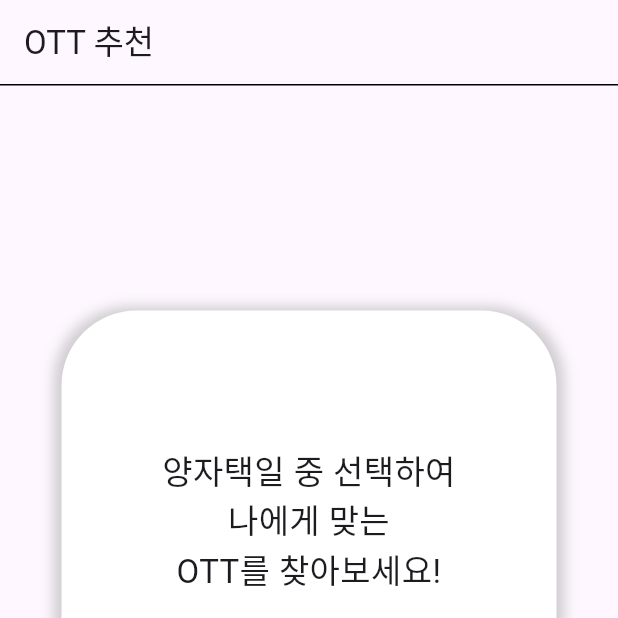
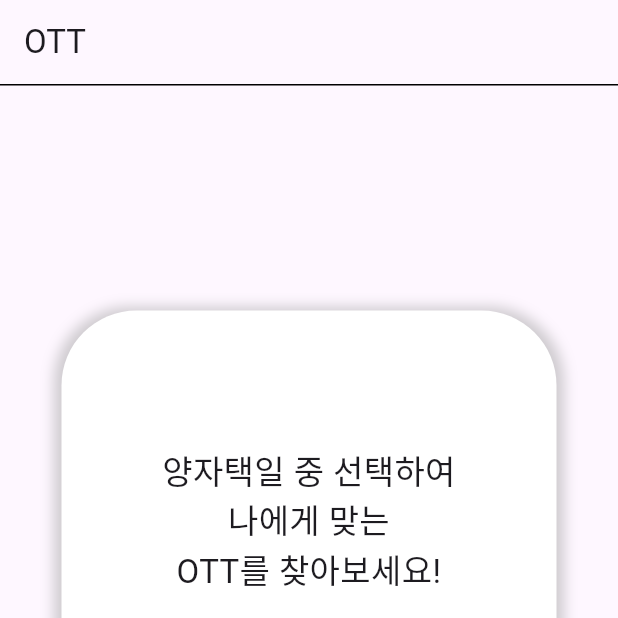
Before and after one commit to jeonjaehwan/ottshareFlutter, a Flutter app: the screen it shows after launch, item 2 of the bottom bar chosen, on a phone screen of 412 x 824 dp, the top half of it. Run offline on Flutter 3.47's test engine with Material 3 defaults, Android fonts, the phone set to English and light mode, and no system bars; our stand-ins replace google_sign_in; missing offline and left inert: kakao_flutter_sdk_user.

Commit message:
로그아웃 버튼 AppBar로 이동. 로그인하면 로그인 아이콘이 마이페이지 아이콘으로 변경되도록 수정. 마이페이지 안에서 FAQ와 1:1문의 구현 예정

```diff
--- a/lib/main.dart
+++ b/lib/main.dart
@@ -1,4 +1,3 @@
-
 import 'package:flutter/cupertino.dart';
 import 'package:flutter/material.dart';
 import 'package:kakao_flutter_sdk_user/kakao_flutter_sdk_user.dart';
@@ -7,9 +6,8 @@ import 'package:ott_share/screen/FindId.dart';
 import 'package:ott_share/screen/Login.dart';
 import 'package:ott_share/screen/SignUp.dart';
 import 'package:ott_share/screen/autoMatching.dart';
+import 'package:ott_share/screen/myPage.dart';
 import 'package:ott_share/screen/ottRecommendation.dart';
-import 'package:http/http.dart' as http;
-
 import 'api/google_signin_api.dart';
 import 'models/userInfo.dart';
 
@@ -38,14 +36,16 @@ class MyApp extends StatelessWidget {
         if (settings.name == '/autoMatching') {
           final args = settings.arguments as Map<String, dynamic>? ?? {};
           return MaterialPageRoute(
-            builder: (context) => HomePage(
+            builder: (context) =>
+                HomePage(
                     selectedIndex: args['selectedIndex']),
           );
         } else if (settings.name == '/home') {
           final args = settings.arguments as Map<String, dynamic>? ?? {};
           return MaterialPageRoute(
-            builder: (context) => HomePage(
-              userInfo: args['userInfo'] as UserInfo?,
+            builder: (context) =>
+                HomePage(
+                  userInfo: args['userInfo'] as UserInfo,
                   isLoggedIn: args['isLoggedIn'] as bool,
                 ),
           );
@@ -57,7 +57,6 @@ class MyApp extends StatelessWidget {
         '/users/login': (context) => LoginPage(),
         '/findId': (context) => FindIdPage(),
         '/findPassword': (context) => FindPasswordPage(),
-        '/ottRecommendation' : (context) => OttRecommendationPage(),
       },
       home: HomePage(),
     );
@@ -71,10 +70,12 @@ class HomePage extends StatefulWidget {
   final bool? isLoggedIn; // 로그인 상태
 
 
-  HomePage({Key? key, this.userInfo, this.selectedIndex, this.isLoggedIn}) : super(key: key);
+  HomePage({Key? key, this.userInfo, this.selectedIndex, this.isLoggedIn})
+      : super(key: key);
 
   @override
-  State<HomePage> createState() => _HomePageState(userInfo: userInfo, isLoggedIn: isLoggedIn);
+  State<HomePage> createState() =>
+      _HomePageState(userInfo: userInfo, isLoggedIn: isLoggedIn);
 }
 
 class _HomePageState extends State<HomePage> {
@@ -92,22 +93,9 @@ class _HomePageState extends State<HomePage> {
     isLoggedIn = widget.isLoggedIn ?? false;
   }
 
-  static const TextStyle optionStyle = TextStyle(
-      fontSize: 30,
-      fontWeight: FontWeight.bold
-  );
-
-  final List<Widget> _widgetOptions = <Widget>[
-    AutoMatchingPage(),
-    OttRecommendationPage(),
-    AutoMatchingPage(), //임시 페이지
-    LoginPage(),
-  ];
-
   void _onItemTapped(int index) async {
     // '로그인/로그아웃' 버튼을 탭했을 때의 로직
-    if (index == 3) { // 로그인/로그아웃 탭 인덱스, 필요에 따라 조정하세요.
-      if (isLoggedIn == false) {
+    if (index == 3 && isLoggedIn == false) {
       // 로그인 페이지로 이동하고 결과를 기다립니다.
       final result = await Navigator.pushNamed(context, '/users/login');
       // 로그인 페이지에서 반환된 결과를 기반으로 상태를 업데이트합니다.
@@ -116,10 +104,6 @@ class _HomePageState extends State<HomePage> {
           isLoggedIn = result['isLoggedIn'] ?? false;
           userInfo = result['userInfo'] as UserInfo?;
         });
-        }
-      } else {
-        // 로그아웃 로직
-        await logout();
       }
     } else {
       setState(() {
@@ -179,16 +163,32 @@ class _HomePageState extends State<HomePage> {
       BottomNavigationBarItem(icon: Icon(Icons.share), label: '자동매칭'),
       BottomNavigationBarItem(icon: Icon(Icons.movie_filter), label: 'OTT 추천'),
       BottomNavigationBarItem(icon: Icon(Icons.chat), label: '채팅방 기록'),
-      BottomNavigationBarItem(icon: isLoggedIn == true ? Icon(Icons.person) : Icon(Icons.login), label: isLoggedIn == true ? '로그아웃' : '로그인'),
+      BottomNavigationBarItem(
+          icon: isLoggedIn == true ? Icon(Icons.person) : Icon(Icons.login),
+          label: isLoggedIn == true ? '마이페이지' : '로그인'),
     ];
 
     return Scaffold(
+      appBar: AppBar(
+        title: Text('OTT'),
+        bottom: PreferredSize(preferredSize: Size.fromHeight(1.0),
+            child: Divider(height: 1.0, color: Colors.black)),
+        actions: <Widget>[
+          if (isLoggedIn == true)
+            IconButton(
+              icon: Icon(Icons.logout), // 검색 아이콘 지정
+              onPressed: () {
+                logout();
+              },
+            ),
+        ],
+      ),
       body: SafeArea(
         child: <Widget>[
           AutoMatchingPage(userInfo: widget.userInfo),
           OttRecommendationPage(),
           AutoMatchingPage(), //임시 페이지
-          LoginPage(),
+          MyPage(userInfo: widget.userInfo),
         ].elementAt(_selectedIndex),
       ),
       bottomNavigationBar: BottomNavigationBar(
--- a/lib/screen/autoMatching.dart
+++ b/lib/screen/autoMatching.dart
@@ -148,10 +148,6 @@ class _AutoMatchingPageState extends State<AutoMatchingPage> {
     }
 
     return Scaffold(
-      appBar: AppBar(
-        title: Text('OTT 공유'),
-        bottom: PreferredSize(preferredSize: Size.fromHeight(1.0), child: Divider(height: 1.0, color: Colors.black)),
-      ),
       body: Padding(
         padding: EdgeInsets.symmetric(horizontal: 40.0, vertical: 30.0),
         child: Column(
--- a/lib/screen/ottRecommendation.dart
+++ b/lib/screen/ottRecommendation.dart
@@ -5,9 +5,7 @@ import 'package:flutter/material.dart';
 import 'package:flutter/widgets.dart';
 import 'package:http/http.dart' as http;
 
-import '../main.dart';
 import '../models/userInfo.dart';
-import 'autoMatching.dart';
 
 class OttRecommendationPage extends StatefulWidget {
   OttRecommendationPage({Key? key}) : super(key: key);
@@ -25,13 +23,6 @@ class _OttRecommendationPageState extends State<OttRecommendationPage> {
   @override
   Widget build(BuildContext context) {
     return Scaffold(
-        appBar: AppBar(
-          // automaticallyImplyLeading: false,
-          title: Text('OTT 추천'),
-          bottom: PreferredSize(
-              preferredSize: Size.fromHeight(1.0),
-              child: Divider(height: 1.0, color: Colors.black)),
-        ),
         body: Column(
           children: [
             Container(height: 150),
```
Also changed, not shown: lib/screen/login.dart (+21 -12 lines), lib/screen/myPage.dart (added, +45 -0 lines). Lines whose indentation alone changed are shown as unchanged.
